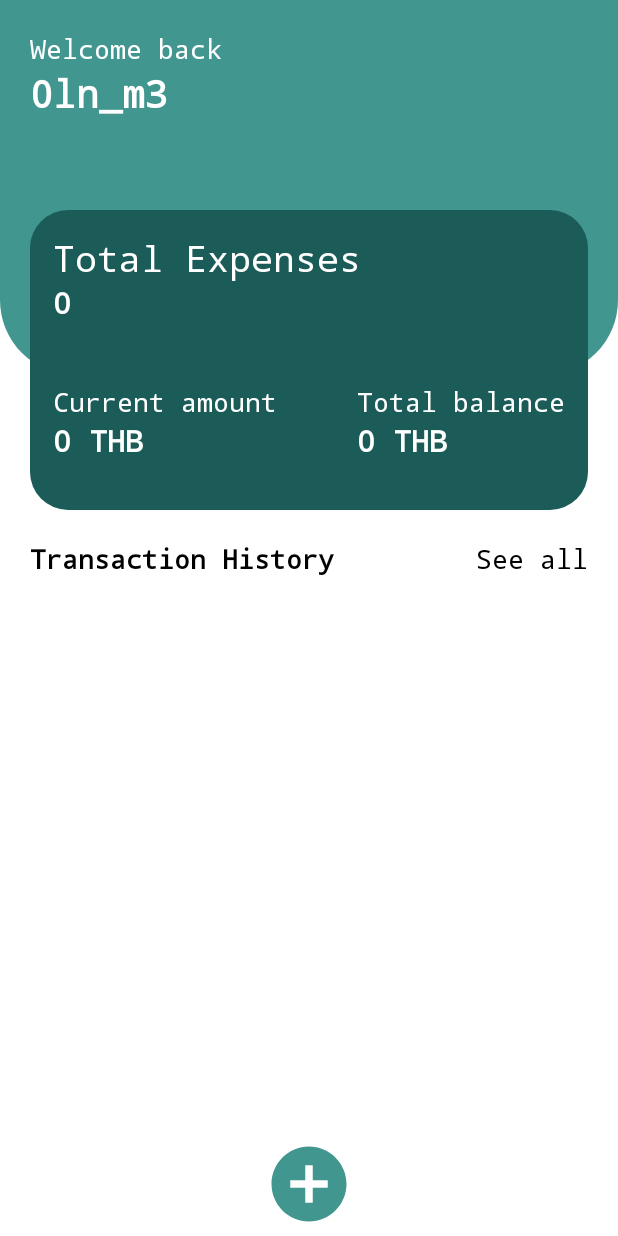
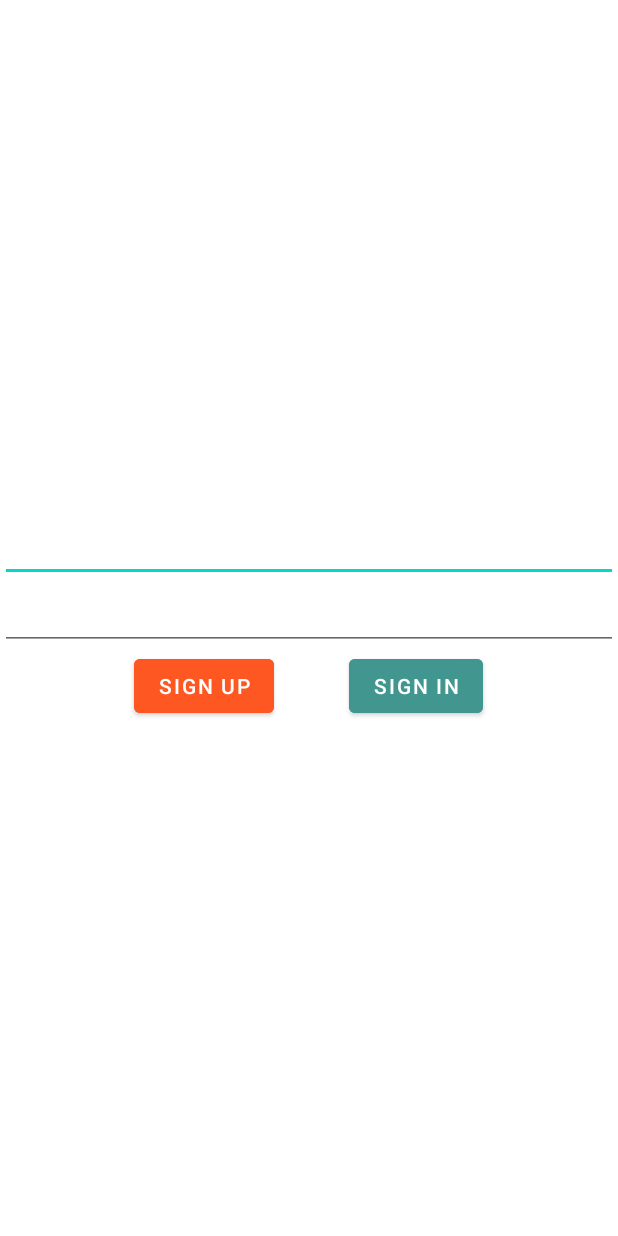
Before and after one commit to GregorioEyiProjects/ExpensesTrackingApp, an Android app: the screen it shows after launch (MainActivity before the commit, SignUpInActivity after it), on a phone screen of 412 x 824 dp. Run offline under Robolectric (Android 15) with nearby library versions, the phone set to English and light mode, and no system bars; our stand-ins replace Firebase (no records; nobody signed in at launch, a user with empty details on screens opened directly).

Commit message:
Second version of the Expenses Tracker App

```diff
--- a/ExpensesTraker/app/build.gradle.kts
+++ b/ExpensesTraker/app/build.gradle.kts
@@ -50,6 +50,7 @@ dependencies {
     implementation(platform("com.google.firebase:firebase-bom:32.7.2"))  // Import the Firebase BoM
     implementation("com.google.firebase:firebase-analytics") //
     implementation("com.google.firebase:firebase-firestore:24.10.3") //firebase for the database
+    implementation("com.google.firebase:firebase-auth") // firebase auth
     implementation ("com.github.bumptech.glide:glide:4.16.0") // to load images
     //implementation("androidx.navigation:navigation-compose:2.7.7") // creo que es para jetpackCompose
     testImplementation("junit:junit:4.13.2")
--- /dev/null
+++ b/ExpensesTraker/app/src/main/java/com/example/expensestraker/SignUpInActivity.kt
@@ -0,0 +1,118 @@
+package com.example.expensestraker
+
+import android.content.Intent
+import androidx.appcompat.app.AppCompatActivity
+import android.os.Bundle
+import android.util.Log
+import androidx.appcompat.app.AlertDialog
+import com.example.expensestraker.databinding.ActivitySignUpInBinding
+import com.google.firebase.analytics.FirebaseAnalytics
+import com.google.firebase.auth.FirebaseAuth
+import com.google.firebase.auth.FirebaseUser
+import com.google.firebase.firestore.DocumentReference
+import com.google.firebase.firestore.FirebaseFirestore
+
+class SignUpInActivity : AppCompatActivity() {
+
+    private lateinit var binding: ActivitySignUpInBinding
+    private lateinit var fb: FirebaseAnalytics
+    private lateinit var db: FirebaseFirestore
+    private lateinit var auth:  FirebaseAuth
+
+    override fun onCreate(savedInstanceState: Bundle?) {
+        super.onCreate(savedInstanceState)
+        binding = ActivitySignUpInBinding.inflate(layoutInflater)
+        setContentView(binding.root)
+
+        //firebase
+        fb = FirebaseAnalytics.getInstance(this)
+        db = FirebaseFirestore.getInstance()
+        auth = FirebaseAuth.getInstance()
+
+        //Bundle
+        val bundle = Bundle()
+        bundle.putString("Message", "Implementation completed")
+        fb.logEvent("InitScreen", bundle)
+
+        //Initiating listeners
+        initListeners()
+    }
+
+    private fun initListeners() {
+
+        title = "Authentication"
+
+        binding.btnSignUp.setOnClickListener {
+            if (binding.etEmail.text!!.isNotEmpty() && binding.etPassword.text!!.isNotEmpty()) {
+                val userEmail = binding.etEmail.text.toString()
+                val userPassword = binding.etPassword.text.toString()
+                FirebaseAuth.getInstance()
+                    .createUserWithEmailAndPassword(userEmail, userPassword)
+                    .addOnCompleteListener {user ->
+
+                        if (user.isSuccessful) {
+
+                            //val userID: String = user.result.user?.uid ?: "" //to get the unique user id
+                            //val userRefID = userRef.id
+                            // val userRef = userID?.let { it1 -> createUserCollection(it1) } //Creating a collection for each item of this particularly user
+                            val userID = getUserID()
+                            val intent = Intent(this, MainActivity::class.java).apply {
+                                putExtra("userID", userID)
+                                putExtra("userEmail",user.result?.user?.email ?: "") // here is how to get the user email
+                            }
+
+                            Log.i("Sign In UP Activity","User ID is: $userID")
+                            startActivity(intent)
+                        } else {
+                            Log.i("Sign Up In Activity", "The value of the user ID is ${user.result.user?.uid}")
+                            showAlert()
+                        }
+
+                    }
+            }
+        }
+
+        binding.btnSignIn.setOnClickListener {
+            if (binding.etEmail.text!!.isNotEmpty() && binding.etPassword.text!!.isNotEmpty()) {
+                val userEmail = binding.etEmail.text.toString()
+                val userPassword = binding.etPassword.text.toString()
+                FirebaseAuth.getInstance()
+                    .signInWithEmailAndPassword(userEmail, userPassword)
+                    .addOnCompleteListener { user ->
+                        if (user.isSuccessful) {
+                            val intent = Intent(this, MainActivity::class.java)
+                            val userID = getUserID()
+                            intent.putExtra("userID",userID)
+                            //intent.putExtra("userEmail",it.result?.user?.email ?: "") // here is how to get the user email
+                            startActivity(intent)
+                        } else {
+                            showAlert()
+                        }
+                    }
+            }
+        }
+
+    }
+
+    private fun getUserID(): String? {
+        // Registration successful, retrieve the user ID
+        val user: FirebaseUser? = auth.currentUser
+        val userId = user?.uid
+        // Use the userId as needed
+        println("User ID: $userId")
+        return  userId
+    }
+
+    private fun createUserCollection(userID: String): DocumentReference {
+        return db.collection("Users").document(userID) // returns an empty collection
+    }
+
+    private fun showAlert() {
+        val builder = AlertDialog.Builder(this)
+        builder.setTitle("Error")
+        builder.setMessage("Credentials are incorrect!")
+        builder.setPositiveButton("OK", null)
+        val dialog: AlertDialog = builder.create()
+        dialog.show()
+    }
+}
--- /dev/null
+++ b/ExpensesTraker/app/src/main/res/layout/activity_sign_up_in.xml
@@ -0,0 +1,56 @@
+<?xml version="1.0" encoding="utf-8"?>
+<androidx.constraintlayout.widget.ConstraintLayout xmlns:android="http://schemas.android.com/apk/res/android"
+    xmlns:app="http://schemas.android.com/apk/res-auto"
+    xmlns:tools="http://schemas.android.com/tools"
+    android:layout_width="match_parent"
+    android:layout_height="match_parent"
+    android:background="@color/white"
+    tools:context=".SignUpInActivity">
+
+<LinearLayout
+    android:layout_width="match_parent"
+    android:layout_height="wrap_content"
+    app:layout_constraintStart_toStartOf="parent"
+    app:layout_constraintTop_toTopOf="parent"
+    app:layout_constraintEnd_toEndOf="parent"
+    app:layout_constraintBottom_toBottomOf="parent"
+    android:orientation="vertical">
+
+    <com.google.android.material.textfield.TextInputEditText
+        android:id="@+id/etEmail"
+        android:layout_width="match_parent"
+        android:layout_height="wrap_content"
+
+        android:inputType="textEmailAddress"/>
+
+    <com.google.android.material.textfield.TextInputEditText
+        android:id="@+id/etPassword"
+        android:layout_width="match_parent"
+        android:layout_height="wrap_content"
+        app:layout_constraintStart_toStartOf="parent"
+        app:layout_constraintTop_toBottomOf="@+id/etEmail"
+        app:layout_constraintEnd_toEndOf="parent"
+        android:inputType="textPassword"/>
+
+    <LinearLayout
+        android:layout_width="match_parent"
+        android:layout_height="wrap_content"
+        android:orientation="horizontal"
+        android:gravity="center">
+        <com.google.android.material.button.MaterialButton
+            android:id="@+id/btnSignUp"
+            android:layout_width="wrap_content"
+            android:layout_height="wrap_content"
+            android:backgroundTint="@color/signUp"
+            android:text="sign up"/>
+        <com.google.android.material.button.MaterialButton
+            android:id="@+id/btnSignIn"
+            android:layout_width="wrap_content"
+            android:layout_height="wrap_content"
+            android:layout_marginStart="50dp"
+            android:backgroundTint="@color/signIn"
+            android:text="sign in"/>
+    </LinearLayout>
+</LinearLayout>
+
+</androidx.constraintlayout.widget.ConstraintLayout>
--- a/ExpensesTraker/app/src/main/res/values/colors.xml
+++ b/ExpensesTraker/app/src/main/res/values/colors.xml
@@ -3,6 +3,10 @@
     <color name="black">#FF000000</color>
     <color name="white">#FFFFFFFF</color>
     <color name="gray">#757575</color>
+
+    <!--Sign up and in-->
+    <color name="signUp">#FF5722</color>
+    <color name="signIn">#429690</color>
 
     <!--Header-->
     <color name="bg_header">#429690</color>
--- a/ExpensesTraker/app/src/main/res/values/strings.xml
+++ b/ExpensesTraker/app/src/main/res/values/strings.xml
@@ -26,5 +26,4 @@
     <string name="btnAdd">ADD</string>
 
 
-
 </resources>
```
Also changed, not shown: ExpensesTraker/app/src/main/AndroidManifest.xml (+9 -3 lines), ExpensesTraker/app/src/main/java/com/example/expensestraker/MainActivity.kt (+114 -32 lines), ExpensesTraker/app/src/main/java/com/example/expensestraker/others/test.kt (added, +28 -0 lines).
